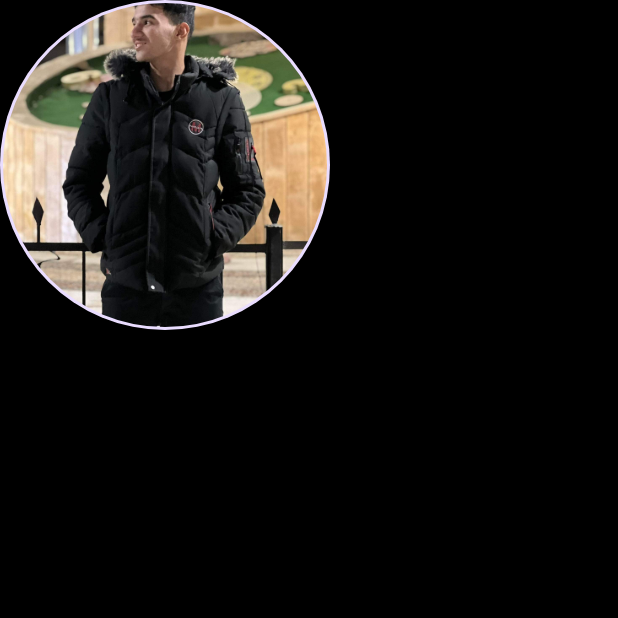
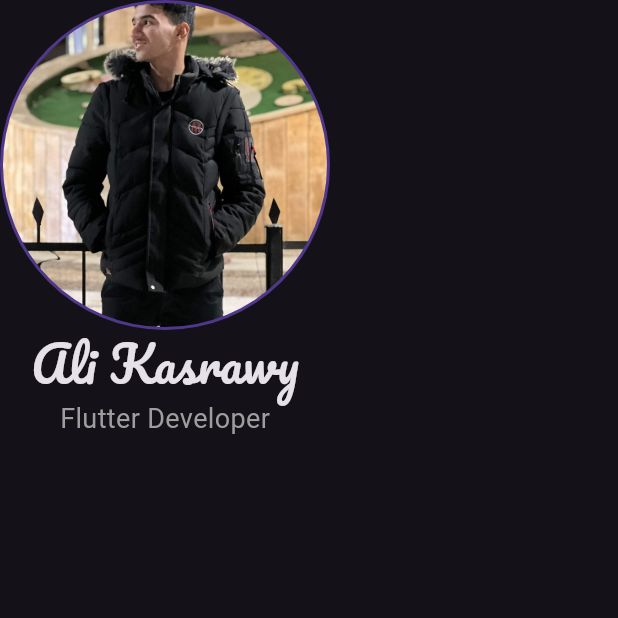
Before and after one commit to ali4hassan9ali2022/business_card_app, a Flutter app: the screen it shows after launch, on a phone screen of 412 x 824 dp, the top half of it. Run offline on Flutter 3.47's test engine with Material 3 defaults, Android fonts, the phone set to English and light mode, and no system bars.

Commit message:
add text to app

```diff
--- a/lib/main.dart
+++ b/lib/main.dart
@@ -10,9 +10,9 @@ class BusinessCardApp extends StatelessWidget {
   @override
   Widget build(BuildContext context) {
     return MaterialApp(
+      theme: ThemeData.dark(),
       debugShowCheckedModeBanner: false,
       home: Scaffold(
-        backgroundColor: Colors.black,
         body: Column(
           children: [
             CircleAvatar(
@@ -22,6 +22,20 @@ class BusinessCardApp extends StatelessWidget {
                 backgroundImage:
                     AssetImage("Assets/Images/received_4891786670929918.jpeg"),
               ),
+            ),
+            Text(
+              "Ali Kasrawy",
+              style: TextStyle(
+                fontSize: 32,
+                fontFamily: 'Pacifico',
+              ),
+            ),
+            Text(
+              "Flutter Developer",
+              style: TextStyle(
+                fontSize: 18,
+                color: Colors.grey,
+              ),
             )
           ],
         ),
```
